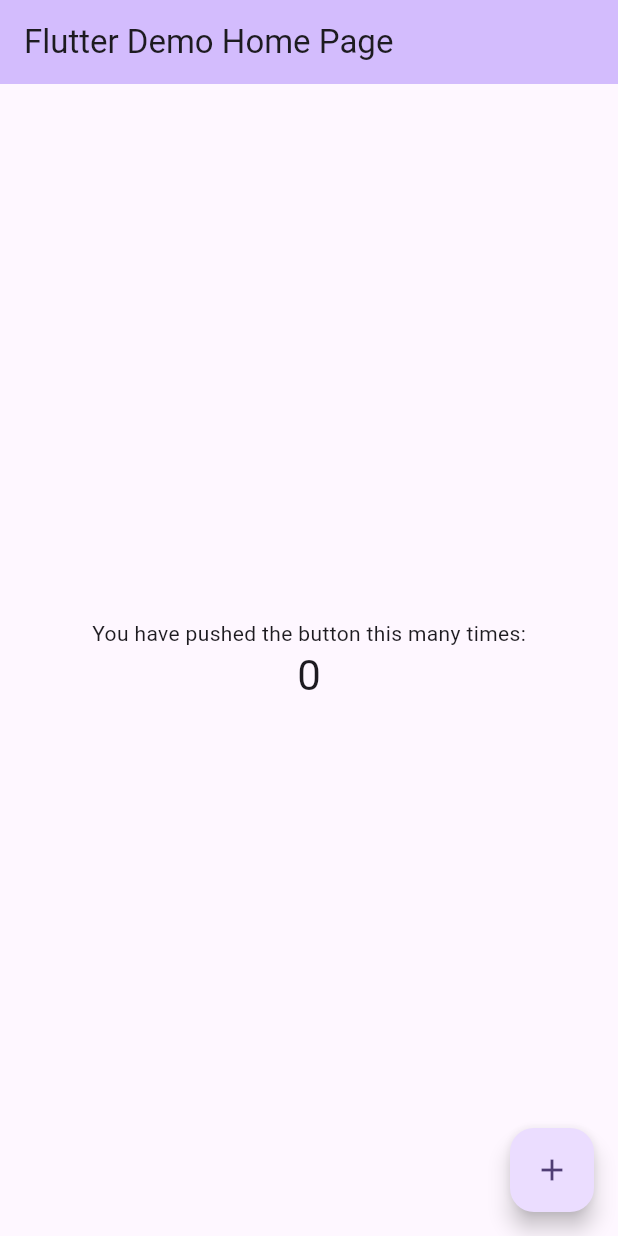
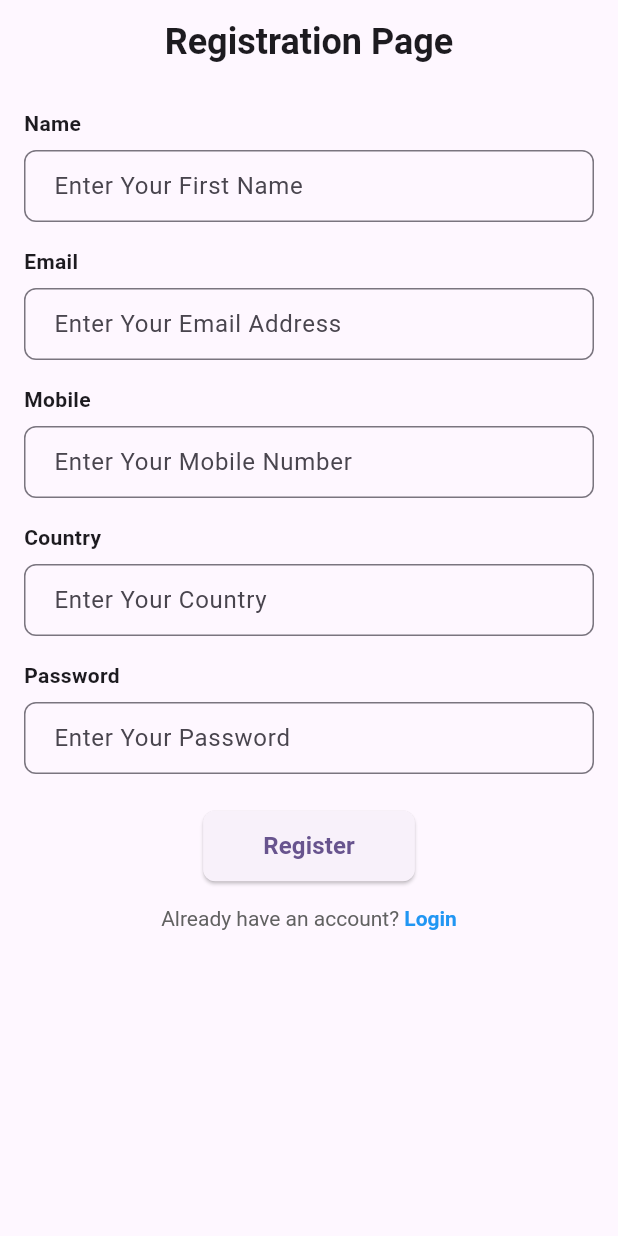
Before and after one commit to AN-1000/X5RegistrationPage, a Flutter app: the screen it shows after launch, on a phone screen of 412 x 824 dp. Run offline on Flutter 3.47's test engine with Material 3 defaults, Android fonts, the phone set to English and light mode, and no system bars.

Commit message:
Registration Page 1.1

```diff
--- a/lib/main.dart
+++ b/lib/main.dart
@@ -1,3 +1,4 @@
+import 'package:flutter/gestures.dart';
 import 'package:flutter/material.dart';
 
 void main() {
@@ -7,119 +8,218 @@ void main() {
 class MyApp extends StatelessWidget {
   const MyApp({super.key});
 
-  // This widget is the root of your application.
   @override
   Widget build(BuildContext context) {
     return MaterialApp(
-      title: 'Flutter Demo',
+      title: 'Registration Page',
+      debugShowCheckedModeBanner: false, // Removes the debug banner
       theme: ThemeData(
-        // This is the theme of your application.
-        //
-        // TRY THIS: Try running your application with "flutter run". You'll see
-        // the application has a purple toolbar. Then, without quitting the app,
-        // try changing the seedColor in the colorScheme below to Colors.green
-        // and then invoke "hot reload" (save your changes or press the "hot
-        // reload" button in a Flutter-supported IDE, or press "r" if you used
-        // the command line to start the app).
-        //
-        // Notice that the counter didn't reset back to zero; the application
-        // state is not lost during the reload. To reset the state, use hot
-        // restart instead.
-        //
-        // This works for code too, not just values: Most code changes can be
-        // tested with just a hot reload.
         colorScheme: ColorScheme.fromSeed(seedColor: Colors.deepPurple),
         useMaterial3: true,
+        inputDecorationTheme: const InputDecorationTheme(
+          border: OutlineInputBorder(
+            borderRadius: BorderRadius.all(Radius.circular(8)),
+          ),
+          contentPadding: EdgeInsets.symmetric(horizontal: 16, vertical: 12),
+        ),
+        elevatedButtonTheme: ElevatedButtonThemeData(
+          style: ElevatedButton.styleFrom(
+            padding: const EdgeInsets.symmetric(horizontal: 40, vertical: 12),
+            shape: RoundedRectangleBorder(
+              borderRadius: BorderRadius.circular(8),
+            ),
+          ),
+        ),
       ),
-      home: const MyHomePage(title: 'Flutter Demo Home Page'),
+      home: const RegistrationPage(),
     );
   }
 }
 
-class MyHomePage extends StatefulWidget {
-  const MyHomePage({super.key, required this.title});
-
-  // This widget is the home page of your application. It is stateful, meaning
-  // that it has a State object (defined below) that contains fields that affect
-  // how it looks.
-
-  // This class is the configuration for the state. It holds the values (in this
-  // case the title) provided by the parent (in this case the App widget) and
-  // used by the build method of the State. Fields in a Widget subclass are
-  // always marked "final".
-
-  final String title;
+class RegistrationPage extends StatefulWidget {
+  const RegistrationPage({super.key});
 
   @override
-  State<MyHomePage> createState() => _MyHomePageState();
+  State<RegistrationPage> createState() => _RegistrationPageState();
 }
 
-class _MyHomePageState extends State<MyHomePage> {
-  int _counter = 0;
-
-  void _incrementCounter() {
-    setState(() {
-      // This call to setState tells the Flutter framework that something has
-      // changed in this State, which causes it to rerun the build method below
-      // so that the display can reflect the updated values. If we changed
-      // _counter without calling setState(), then the build method would not be
-      // called again, and so nothing would appear to happen.
-      _counter++;
-    });
-  }
+class _RegistrationPageState extends State<RegistrationPage> {
+  final TextEditingController _nameController = TextEditingController();
+  final TextEditingController _emailController = TextEditingController();
+  final TextEditingController _mobileController = TextEditingController();
+  final TextEditingController _countryController = TextEditingController();
+  final TextEditingController _passwordController = TextEditingController();
+  final _formKey = GlobalKey<FormState>();
 
   @override
   Widget build(BuildContext context) {
-    // This method is rerun every time setState is called, for instance as done
-    // by the _incrementCounter method above.
-    //
-    // The Flutter framework has been optimized to make rerunning build methods
-    // fast, so that you can just rebuild anything that needs updating rather
-    // than having to individually change instances of widgets.
     return Scaffold(
       appBar: AppBar(
-        // TRY THIS: Try changing the color here to a specific color (to
-        // Colors.amber, perhaps?) and trigger a hot reload to see the AppBar
-        // change color while the other colors stay the same.
-        backgroundColor: Theme.of(context).colorScheme.inversePrimary,
-        // Here we take the value from the MyHomePage object that was created by
-        // the App.build method, and use it to set our appbar title.
-        title: Text(widget.title),
-      ),
-      body: Center(
-        // Center is a layout widget. It takes a single child and positions it
-        // in the middle of the parent.
-        child: Column(
-          // Column is also a layout widget. It takes a list of children and
-          // arranges them vertically. By default, it sizes itself to fit its
-          // children horizontally, and tries to be as tall as its parent.
-          //
-          // Column has various properties to control how it sizes itself and
-          // how it positions its children. Here we use mainAxisAlignment to
-          // center the children vertically; the main axis here is the vertical
-          // axis because Columns are vertical (the cross axis would be
-          // horizontal).
-          //
-          // TRY THIS: Invoke "debug painting" (choose the "Toggle Debug Paint"
-          // action in the IDE, or press "p" in the console), to see the
-          // wireframe for each widget.
-          mainAxisAlignment: MainAxisAlignment.center,
-          children: <Widget>[
-            const Text(
-              'You have pushed the button this many times:',
+        title: const Center(
+          child: Text(
+            'Registration Page',
+            style: TextStyle(
+              fontWeight: FontWeight.bold,
+              fontSize: 24,
             ),
-            Text(
-              '$_counter',
-              style: Theme.of(context).textTheme.headlineMedium,
-            ),
-          ],
+          ),
         ),
       ),
-      floatingActionButton: FloatingActionButton(
-        onPressed: _incrementCounter,
-        tooltip: 'Increment',
-        child: const Icon(Icons.add),
-      ), // This trailing comma makes auto-formatting nicer for build methods.
+      body: SingleChildScrollView(
+        child: Padding(
+          padding: const EdgeInsets.all(16.0),
+          child: Form(
+            key: _formKey,
+            child: Column(
+              crossAxisAlignment: CrossAxisAlignment.start,
+              children: [
+                CustomTextField(
+                  label: 'Name',
+                  hintText: 'Enter Your First Name',
+                  controller: _nameController,
+                  validator: (value) =>
+                  value == null || value.isEmpty ? 'Name is required' : null,
+                ),
+                const SizedBox(height: 16),
+                CustomTextField(
+                  label: 'Email',
+                  hintText: 'Enter Your Email Address',
+                  controller: _emailController,
+                  keyboardType: TextInputType.emailAddress,
+                  validator: (value) {
+                    if (value == null || value.isEmpty) {
+                      return 'Email is required';
+                    }
+                    final emailRegex = RegExp(
+                        r'^[a-zA-Z0-9._%-]+@[a-zA-Z0-9.-]+\.[a-zA-Z]{2,4}$');
+                    if (!emailRegex.hasMatch(value)) {
+                      return 'Enter a valid email';
+                    }
+                    return null;
+                  },
+                ),
+                const SizedBox(height: 16),
+                CustomTextField(
+                  label: 'Mobile',
+                  hintText: 'Enter Your Mobile Number',
+                  controller: _mobileController,
+                  keyboardType: TextInputType.phone,
+                  validator: (value) =>
+                  value == null || value.isEmpty ? 'Mobile is required' : null,
+                ),
+                const SizedBox(height: 16),
+                CustomTextField(
+                  label: 'Country',
+                  hintText: 'Enter Your Country',
+                  controller: _countryController,
+                  validator: (value) =>
+                  value == null || value.isEmpty ? 'Country is required' : null,
+                ),
+                const SizedBox(height: 16),
+                CustomTextField(
+                  label: 'Password',
+                  hintText: 'Enter Your Password',
+                  controller: _passwordController,
+                  obscureText: true,
+                  validator: (value) {
+                    if (value == null || value.isEmpty) {
+                      return 'Password is required';
+                    }
+                    if (value.length < 6) {
+                      return 'Password must be at least 6 characters';
+                    }
+                    return null;
+                  },
+                ),
+                const SizedBox(height: 24),
+                Center(
+                  child: ElevatedButton(
+                    onPressed: () {
+                      if (_formKey.currentState!.validate()) {
+                        ScaffoldMessenger.of(context).showSnackBar(
+                          const SnackBar(content: Text('Registration Successful')),
+                        );
+                      }
+                    },
+                    child: const Text(
+                      'Register',
+                      style: TextStyle(fontSize: 16, fontWeight: FontWeight.bold),
+                    ),
+                  ),
+                ),
+                const SizedBox(height: 16),
+                Center(
+                  child: RichText(
+                    text: TextSpan(
+                      text: 'Already have an account? ',
+                      style: TextStyle(
+                        color: Colors.grey[700],
+                        fontSize: 14,
+                      ),
+                      children: [
+                        TextSpan(
+                          text: 'Login',
+                          style: const TextStyle(
+                            color: Colors.blue,
+                            fontWeight: FontWeight.bold,
+                          ),
+                          recognizer: TapGestureRecognizer()
+                            ..onTap = () {
+                              // Navigate to the login page or perform login action
+                              ScaffoldMessenger.of(context).showSnackBar(
+                                const SnackBar(content: Text('Navigate to Login Page')),
+                              );
+                            },
+                        ),
+                      ],
+                    ),
+                  ),
+                ),
+              ],
+            ),
+          ),
+        ),
+      ),
     );
   }
 }
+
+class CustomTextField extends StatelessWidget {
+  final String label;
+  final String hintText;
+  final TextEditingController controller;
+  final TextInputType keyboardType;
+  final bool obscureText;
+  final String? Function(String?)? validator;
+
+  const CustomTextField({
+    super.key,
+    required this.label,
+    required this.hintText,
+    required this.controller,
+    this.keyboardType = TextInputType.text,
+    this.obscureText = false,
+    this.validator,
+  });
+
+  @override
+  Widget build(BuildContext context) {
+    return Column(
+      crossAxisAlignment: CrossAxisAlignment.start,
+      children: [
+        Text(
+          label,
+          style: const TextStyle(fontWeight: FontWeight.bold),
+        ),
+        const SizedBox(height: 8),
+        TextFormField(
+          controller: controller,
+          keyboardType: keyboardType,
+          obscureText: obscureText,
+          decoration: InputDecoration(hintText: hintText),
+          validator: validator,
+        ),
+      ],
+    );
+  }
+}
```
